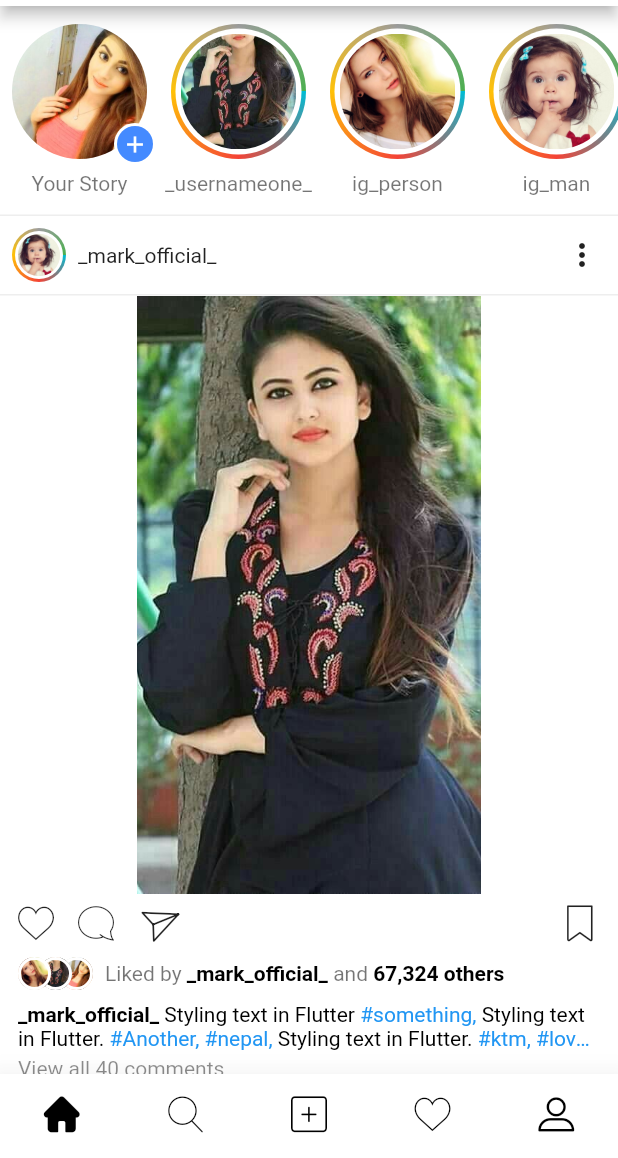
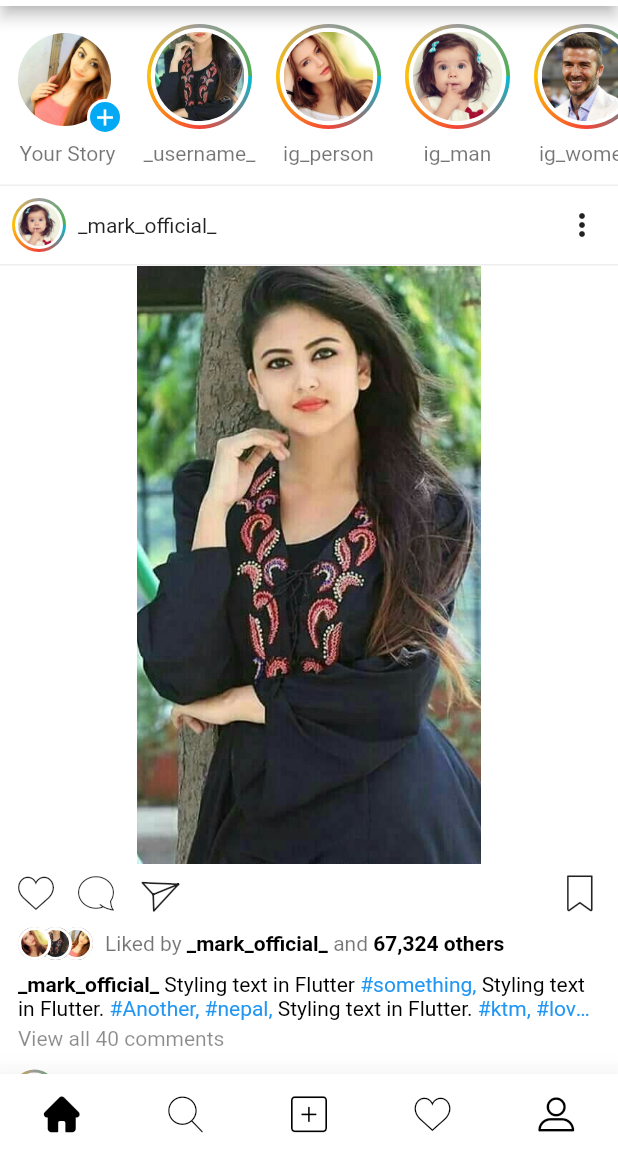
Before and after one commit to koiralapankaj7/instagramClone_flutter, a Flutter app: the screen it shows after launch, on a phone screen of 412 x 824 dp, the part 78-1236 px from its top. Run offline on Flutter 3.47's test engine with Material 2 defaults, Android fonts, the phone set to English and light mode, and no system bars; our stand-ins replace font_awesome_flutter.

Commit message:
refactor home

```diff
--- a/lib/src/utils/ui_image_data.dart
+++ b/lib/src/utils/ui_image_data.dart
@@ -57,7 +57,7 @@ class UIImageData {
 
   static const List<String> storiesName = [
     'Your Story',
-    '_usernameone_',
+    '_username_',
     'ig_person',
     'ig_man',
     'ig_women',
--- a/lib/src/widgets/circle_image.dart
+++ b/lib/src/widgets/circle_image.dart
@@ -8,8 +8,8 @@ class CircleImage extends StatelessWidget {
   final double imageMargin;
   CircleImage(
     this.image, {
-    this.imageSize = 90.0,
-    this.whiteMargin = 3.0,
+    this.imageSize = 70.0,
+    this.whiteMargin = 2.5,
     this.imageMargin = 4.0,
   });
 
--- a/lib/src/widgets/home_body.dart
+++ b/lib/src/widgets/home_body.dart
@@ -213,19 +213,22 @@ class _HomeBodyState extends State<HomeBody> {
             Expanded(
               child: TextField(
                 decoration: InputDecoration(
-                  hintText: 'Add a comment',
+                  hintText: 'Add a comment...',
                   border: InputBorder.none,
                 ),
               ),
             ),
-            Text('🤗', style: TextStyle(fontSize: 12.0)),
-            SizedBox(width: 8.0),
-            Text('😘', style: TextStyle(fontSize: 12.0)),
-            SizedBox(width: 8.0),
-            Icon(
-              Icons.add_circle_outline,
-              size: 15.0,
-              color: Colors.black26,
+            Text('🤗', style: TextStyle(fontSize: 14.0)),
+            SizedBox(width: 10.0),
+            Text('😘', style: TextStyle(fontSize: 14.0)),
+            SizedBox(width: 10.0),
+            Padding(
+              padding: const EdgeInsets.only(top: 4.0),
+              child: Icon(
+                Icons.add_circle_outline,
+                size: 15.0,
+                color: Colors.black26,
+              ),
             ),
             SizedBox(width: 12.0),
           ],
--- a/lib/src/widgets/stories.dart
+++ b/lib/src/widgets/stories.dart
@@ -6,7 +6,7 @@ class Stories extends StatelessWidget {
   @override
   Widget build(BuildContext context) {
     return Container(
-      height: 140.0,
+      height: 120.0,
       decoration: BoxDecoration(
         border: Border(
           bottom: BorderSide(
@@ -28,6 +28,8 @@ class Stories extends StatelessWidget {
 
   Widget story(int index) {
     return Column(
+      mainAxisAlignment: MainAxisAlignment.center,
+      crossAxisAlignment: CrossAxisAlignment.center,
       children: <Widget>[
         index == 0
             ? createStory()
@@ -46,9 +48,10 @@ class Stories extends StatelessWidget {
     return Stack(
       children: <Widget>[
         Container(
-          height: 90.0,
-          width: 90.0,
-          margin: EdgeInsets.all(8.0),
+          height: 62.0,
+          width: 62.0,
+          margin:
+              EdgeInsets.only(left: 12.0, top: 14.0, right: 16.0, bottom: 10.0),
           decoration: BoxDecoration(
             shape: BoxShape.circle,
             image: DecorationImage(
@@ -61,9 +64,9 @@ class Stories extends StatelessWidget {
         ),
         Positioned(
           bottom: 4.0,
-          right: 2.0,
-          height: 28.0,
-          width: 28.0,
+          right: 8.0,
+          height: 24.0,
+          width: 24.0,
           child: Container(
             decoration: BoxDecoration(
               color: Colors.white,
@@ -72,7 +75,7 @@ class Stories extends StatelessWidget {
             child: Container(
               margin: EdgeInsets.all(2.0),
               decoration: BoxDecoration(
-                color: Colors.blueAccent,
+                color: Colors.lightBlue,
                 shape: BoxShape.circle,
               ),
               child: Icon(
```
